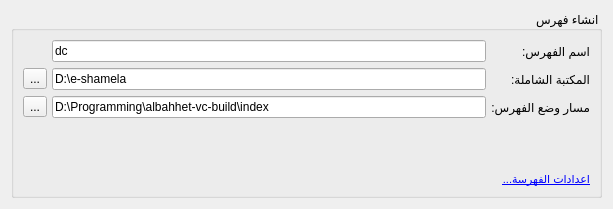
Above: src/shamelaindexerwidget.ui from boussouira/albahhet before the change. Below: the same form after it.
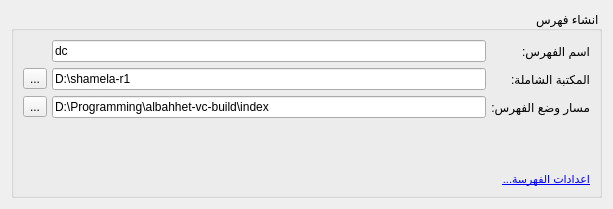
That is the form after the change.

The edit to the form file:
```diff
--- a/src/shamelaindexerwidget.ui
+++ b/src/shamelaindexerwidget.ui
@@ -47,7 +47,7 @@
                <enum>Qt::LeftToRight</enum>
               </property>
               <property name="text">
-               <string>D:\e-shamela</string>
+               <string>D:\shamela-r1</string>
               </property>
              </widget>
             </item>
```
